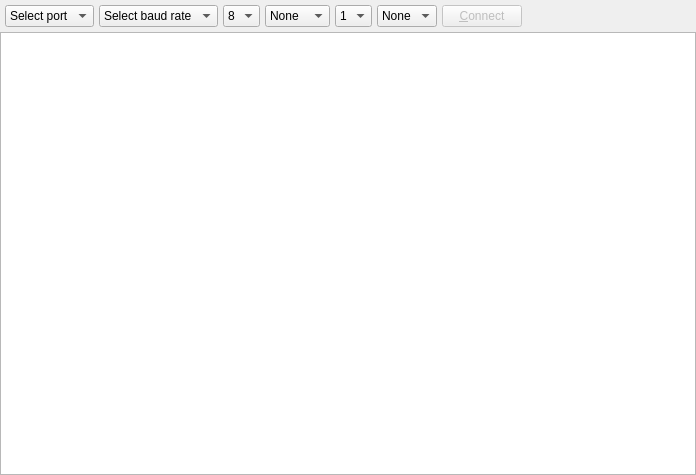
Qt form src/ui/consoletab.ui (solaristhesun/superterm) before a commit.
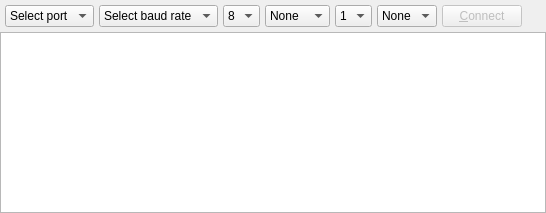
The same form after that commit. Custom widgets are drawn as their Qt base class.

What changed in the file:
```diff
--- a/src/ui/consoletab.ui
+++ b/src/ui/consoletab.ui
@@ -6,8 +6,8 @@
    <rect>
     <x>0</x>
     <y>0</y>
-    <width>696</width>
-    <height>475</height>
+    <width>546</width>
+    <height>213</height>
    </rect>
   </property>
   <property name="contextMenuPolicy">
@@ -37,6 +37,12 @@
    </property>
    <item>
     <widget class="QFrame" name="btnBar">
+     <property name="sizePolicy">
+      <sizepolicy hsizetype="Preferred" vsizetype="Preferred">
+       <horstretch>0</horstretch>
+       <verstretch>0</verstretch>
+      </sizepolicy>
+     </property>
      <property name="styleSheet">
       <string notr="true"/>
      </property>
@@ -253,6 +259,12 @@
     <signal>keyPressed(QString)</signal>
    </slots>
   </customwidget>
+  <customwidget>
+   <class>StatusBarFrame</class>
+   <extends>QFrame</extends>
+   <header>src/ui/statusbarframe.h</header>
+   <container>1</container>
+  </customwidget>
  </customwidgets>
  <resources/>
  <connections>
```
Left out of the diff: 10 changed lines with no effect on the pictures.
